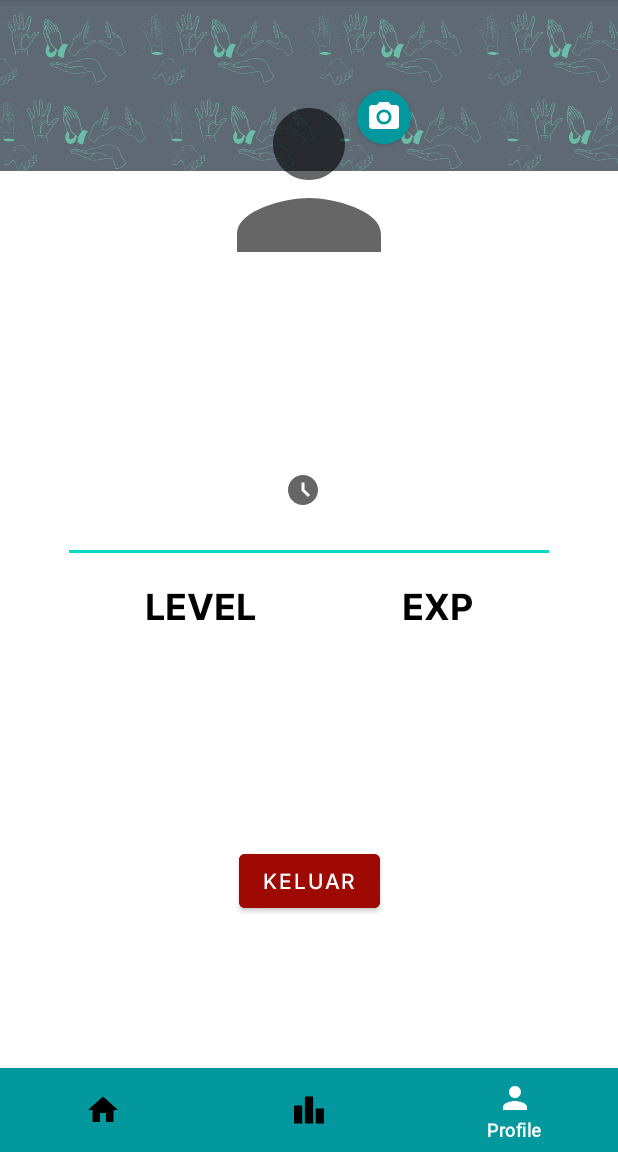
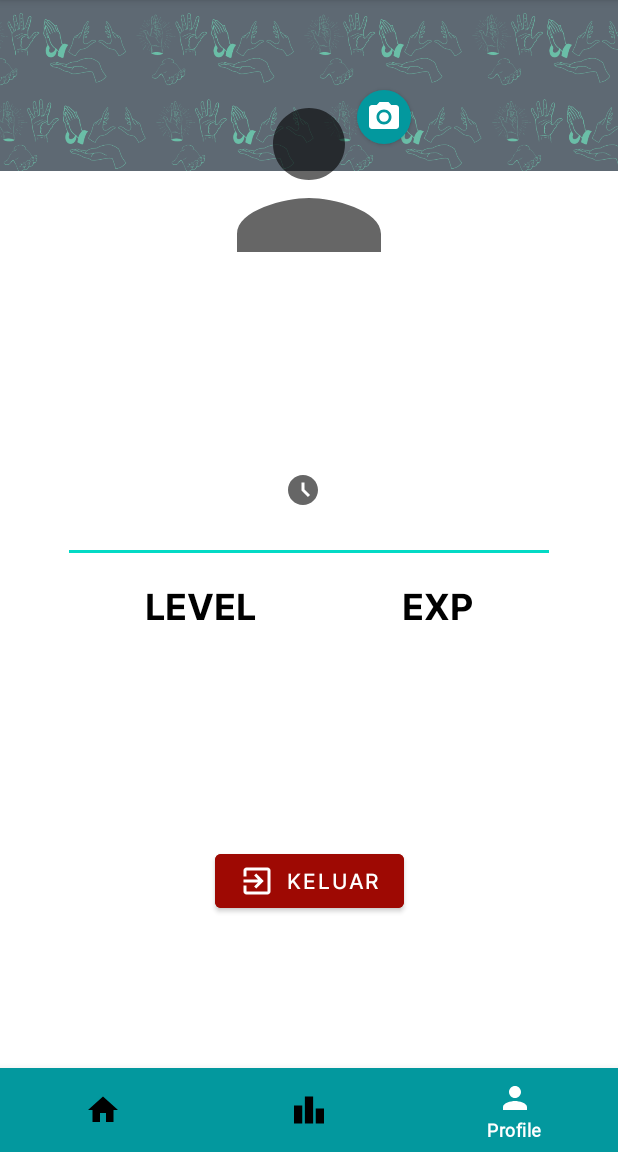
Before and after one commit to SIBISA-github/sibisa-android, an Android app: the ProfileFragment screen opened through its navigation route, on a phone screen of 412 x 824 dp, the part 84-1236 px from its top. Run offline under Robolectric (Android 15) with nearby library versions, the phone set to English and light mode, and no system bars; our stand-ins replace CircleImageView, navigation-ui; network calls fail; pictures from the network do not load; 1 statement that could not run was skipped.

Commit message:
add dialog before logout and icon to button

```diff
--- a/app/src/main/java/com/bangkit/sibisa/ui/profile/ProfileFragment.kt
+++ b/app/src/main/java/com/bangkit/sibisa/ui/profile/ProfileFragment.kt
@@ -126,7 +126,7 @@ class ProfileFragment : Fragment() {
 
     private fun setupAction() {
         binding.logoutButton.setOnClickListener {
-            logout()
+            showLogoutDialog()
         }
     }
 
--- a/app/src/main/res/layout/fragment_profile.xml
+++ b/app/src/main/res/layout/fragment_profile.xml
@@ -158,6 +158,7 @@
         android:layout_width="wrap_content"
         android:layout_height="wrap_content"
         android:backgroundTint="@color/bloodthirsty_vampire"
+        app:icon="@drawable/ic_baseline_exit_to_app_24"
         android:text="@string/sign_out"
         app:layout_constraintBottom_toBottomOf="parent"
         app:layout_constraintEnd_toEndOf="parent"
```
